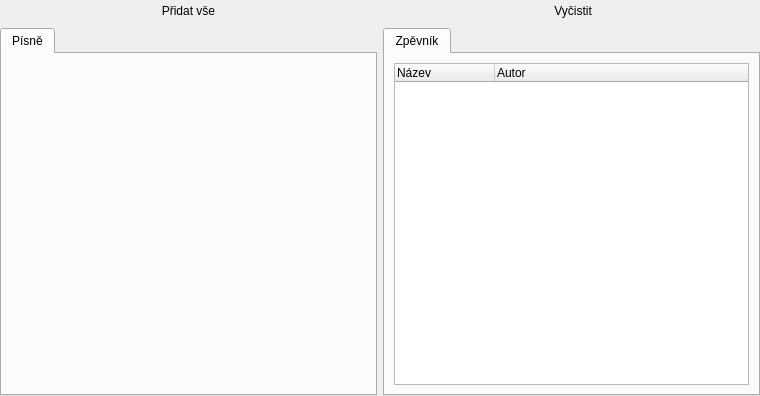
Before: the Qt Designer form src/wgt/multisongselectionwidget.ui in CZDanol/StrawLumen, drawn with Qt 5.
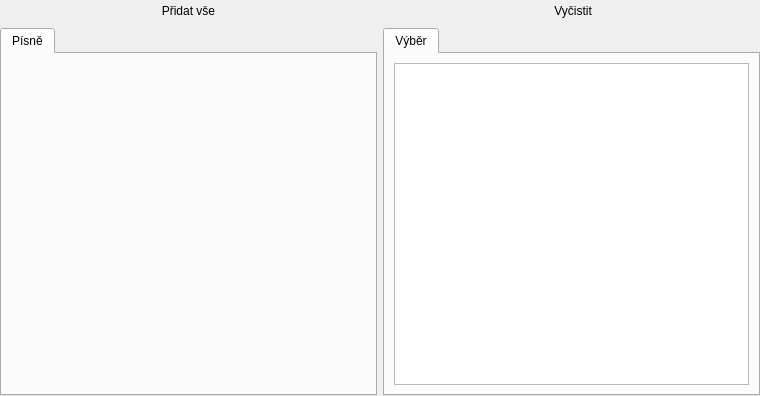
After: the same form once the commit is applied. Icons and pictures are not drawn. Custom widgets are drawn as their Qt base class.

The edit to the form file:
```diff
--- a/src/wgt/multisongselectionwidget.ui
+++ b/src/wgt/multisongselectionwidget.ui
@@ -134,21 +134,44 @@
         <normaloff>:/icons/16/Moleskine_16px.png</normaloff>:/icons/16/Moleskine_16px.png</iconset>
       </attribute>
       <attribute name="title">
-       <string>Zpěvník</string>
+       <string>Výběr</string>
       </attribute>
       <layout class="QVBoxLayout" name="_4">
        <item>
-        <widget class="QTreeWidget" name="twSelectedSongs">
-         <column>
-          <property name="text">
-           <string>Název</string>
-          </property>
-         </column>
-         <column>
-          <property name="text">
-           <string>Autor</string>
-          </property>
-         </column>
+        <widget class="QTreeView" name="tvSelection">
+         <property name="acceptDrops">
+          <bool>true</bool>
+         </property>
+         <property name="dragEnabled">
+          <bool>true</bool>
+         </property>
+         <property name="dragDropMode">
+          <enum>QAbstractItemView::DragDrop</enum>
+         </property>
+         <property name="alternatingRowColors">
+          <bool>true</bool>
+         </property>
+         <property name="selectionMode">
+          <enum>QAbstractItemView::ExtendedSelection</enum>
+         </property>
+         <property name="rootIsDecorated">
+          <bool>false</bool>
+         </property>
+         <property name="uniformRowHeights">
+          <bool>true</bool>
+         </property>
+         <property name="itemsExpandable">
+          <bool>false</bool>
+         </property>
+         <property name="allColumnsShowFocus">
+          <bool>true</bool>
+         </property>
+         <attribute name="headerMinimumSectionSize">
+          <number>10</number>
+         </attribute>
+         <attribute name="headerStretchLastSection">
+          <bool>true</bool>
+         </attribute>
         </widget>
        </item>
       </layout>
```
Left out of the diff: 13 changed lines with no effect on the pictures.
